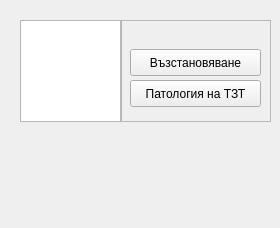
The window that src/View/SubWidgets/SurfacePanel.ui (thefinalcutbg/DinoDent) describes before a commit, drawn with Qt 5.
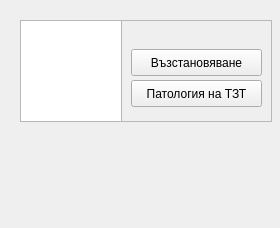
The same window after the commit. Custom widgets are drawn as their Qt base class.

Commit message: Surface panel ui change

Diff of the .ui file:
```diff
--- a/src/View/SubWidgets/SurfacePanel.ui
+++ b/src/View/SubWidgets/SurfacePanel.ui
@@ -37,7 +37,7 @@
     <rect>
      <x>20</x>
      <y>123</y>
-     <width>101</width>
+     <width>251</width>
      <height>20</height>
     </rect>
    </property>
@@ -85,7 +85,7 @@
   <widget class="QFrame" name="group">
    <property name="geometry">
     <rect>
-     <x>120</x>
+     <x>121</x>
      <y>20</y>
      <width>151</width>
      <height>102</height>
```
Left out of the diff: 2 changed lines with no effect on the pictures. The commit also changes 2 other files.
